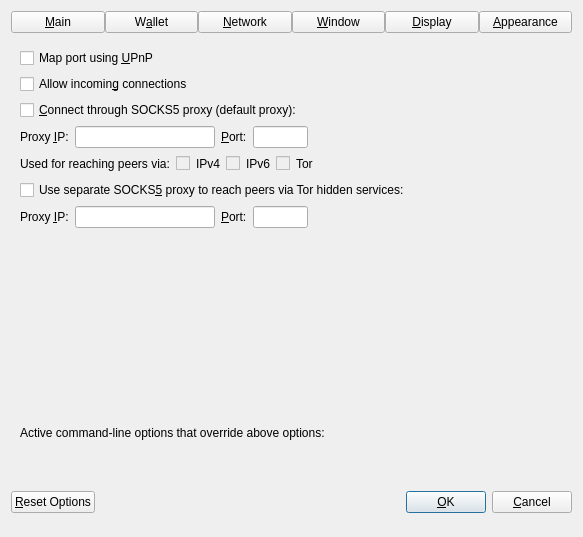
Above: src/qt/forms/optionsdialog.ui from Raptor3um/raptoreum before the change. Below: the same form after it.
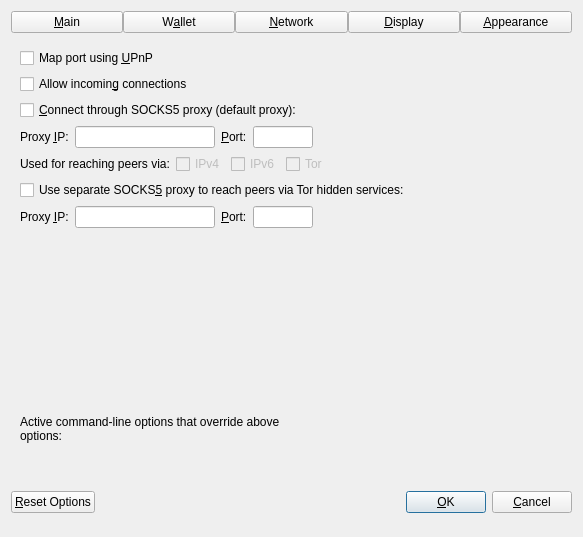
That is the form after the change. The open tabs and pages were chosen to show the change. Custom widgets are drawn as their Qt base class.

Commit message:
qt: Finetune Options Dialog (#3709)
* Fix proxy port ui elements

* Fix fake net checkboxes

* Fix active options label by enabling text wrapping

* Fix options dialog resizing when font size is changed

* Move "Window" tab options into "Main" tab, drop "Window" tab

* Shrink min sizes a bit

* qt: Drop the surrounding QGroupBox in Options -> Wallet

```diff
--- a/src/qt/forms/optionsdialog.ui
+++ b/src/qt/forms/optionsdialog.ui
@@ -61,16 +61,6 @@
        </property>
       </widget>
      </item>
-     <item>
-      <widget class="QPushButton" name="btnWindow">
-       <property name="text">
-        <string>&amp;Window</string>
-       </property>
-       <property name="checkable">
-        <bool>true</bool>
-       </property>
-      </widget>
-     </item>
      <item>
       <widget class="QPushButton" name="btnDisplay">
        <property name="text">
@@ -459,13 +449,13 @@
           <widget class="QLineEdit" name="proxyPort">
            <property name="minimumSize">
             <size>
-             <width>55</width>
+             <width>60</width>
              <height>0</height>
             </size>
            </property>
            <property name="maximumSize">
             <size>
-             <width>55</width>
+             <width>60</width>
              <height>16777215</height>
             </size>
            </property>
@@ -510,18 +500,8 @@
             <string>Shows if the supplied default SOCKS5 proxy is used to reach peers via this network type.</string>
            </property>
            <property name="text">
-            <string/>
-           </property>
-          </widget>
-         </item>
-         <item>
-          <widget class="QLabel" name="proxyReachIPv4Label">
-           <property name="text">
             <string>IPv4</string>
            </property>
-           <property name="textFormat">
-            <enum>Qt::PlainText</enum>
-           </property>
           </widget>
          </item>
          <item>
@@ -533,18 +513,8 @@
             <string>Shows if the supplied default SOCKS5 proxy is used to reach peers via this network type.</string>
            </property>
            <property name="text">
-            <string/>
-           </property>
-          </widget>
-         </item>
-         <item>
-          <widget class="QLabel" name="proxyReachIPv6Label">
-           <property name="text">
             <string>IPv6</string>
            </property>
-           <property name="textFormat">
-            <enum>Qt::PlainText</enum>
-           </property>
           </widget>
          </item>
          <item>
@@ -556,18 +526,8 @@
             <string>Shows if the supplied default SOCKS5 proxy is used to reach peers via this network type.</string>
            </property>
            <property name="text">
-            <string/>
-           </property>
-          </widget>
-         </item>
-         <item>
-          <widget class="QLabel" name="proxyReachTorLabel">
-           <property name="text">
             <string>Tor</string>
            </property>
-           <property name="textFormat">
-            <enum>Qt::PlainText</enum>
-           </property>
           </widget>
          </item>
          <item>
@@ -646,13 +606,13 @@
           <widget class="QLineEdit" name="proxyPortTor">
            <property name="minimumSize">
             <size>
-             <width>55</width>
+             <width>60</width>
              <height>0</height>
             </size>
            </property>
            <property name="maximumSize">
             <size>
-             <width>55</width>
+             <width>60</width>
              <height>16777215</height>
             </size>
            </property>
@@ -912,6 +872,9 @@
           <property name="textFormat">
            <enum>Qt::PlainText</enum>
           </property>
+          <property name="wordWrap">
+           <bool>true</bool>
+          </property>
          </widget>
         </item>
         <item>
```
Left out of the diff: 106 changed lines with no effect on the pictures. Lines whose indentation alone changed are shown as unchanged. The commit also changes 5 other files.
